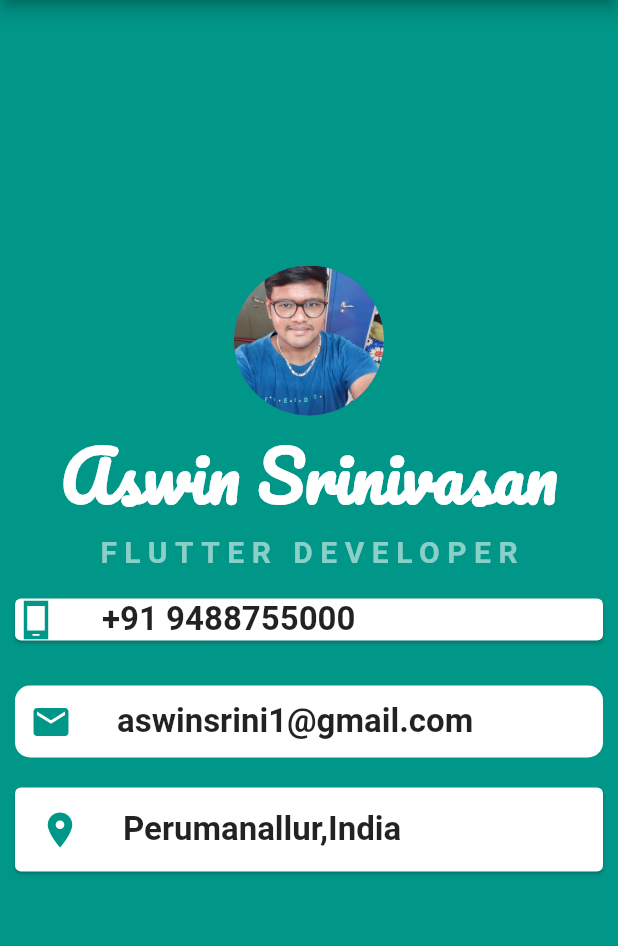
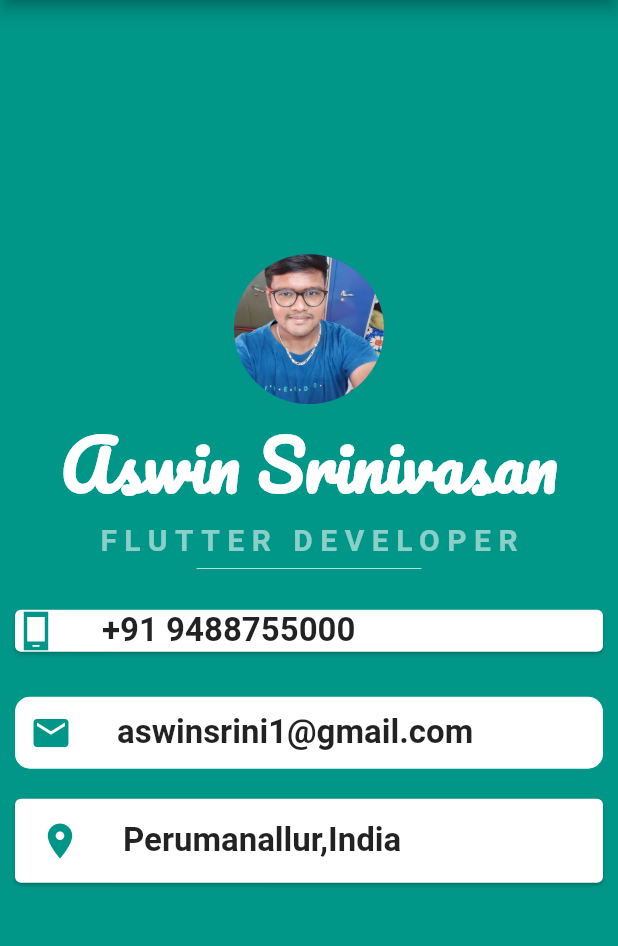
Before and after one commit to Aswin17101995/micardapp_flutter, a Flutter app: the screen it shows after launch, on a phone screen of 412 x 824 dp, the part 84-1030 px from its top. Run offline on Flutter 3.47's test engine with Material 2 defaults, Android fonts, the phone set to English and light mode, and no system bars.

Commit message:
Merge remote-tracking branch 'origin/master'
# Conflicts:
#	lib/main.dart

```diff
--- a/lib/main.dart
+++ b/lib/main.dart
@@ -94,6 +94,13 @@ class MyApp extends StatelessWidget {
                 fontWeight: FontWeight.bold,
                 color: Colors.white54
               ),),
+              SizedBox(
+                height: 15,
+                width: 150,
+                child: Divider(
+                  color: Colors.teal.shade100,
+                ),
+              ),
               Card(
                 margin: EdgeInsets.symmetric(vertical: 20,horizontal: 10),
                 child: Row(
```
